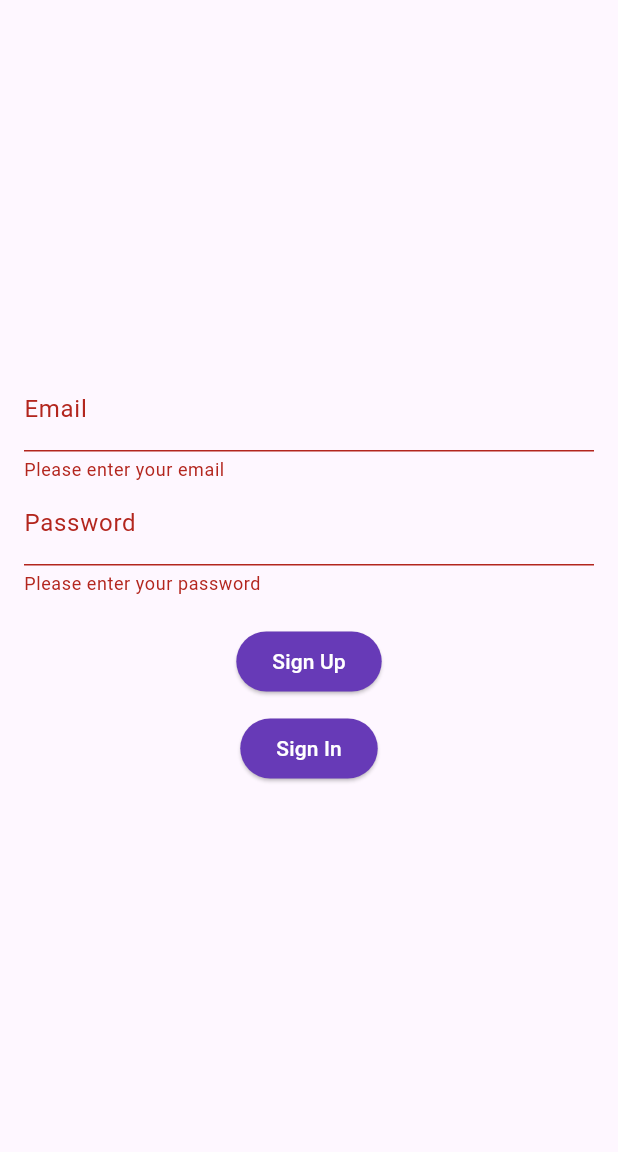
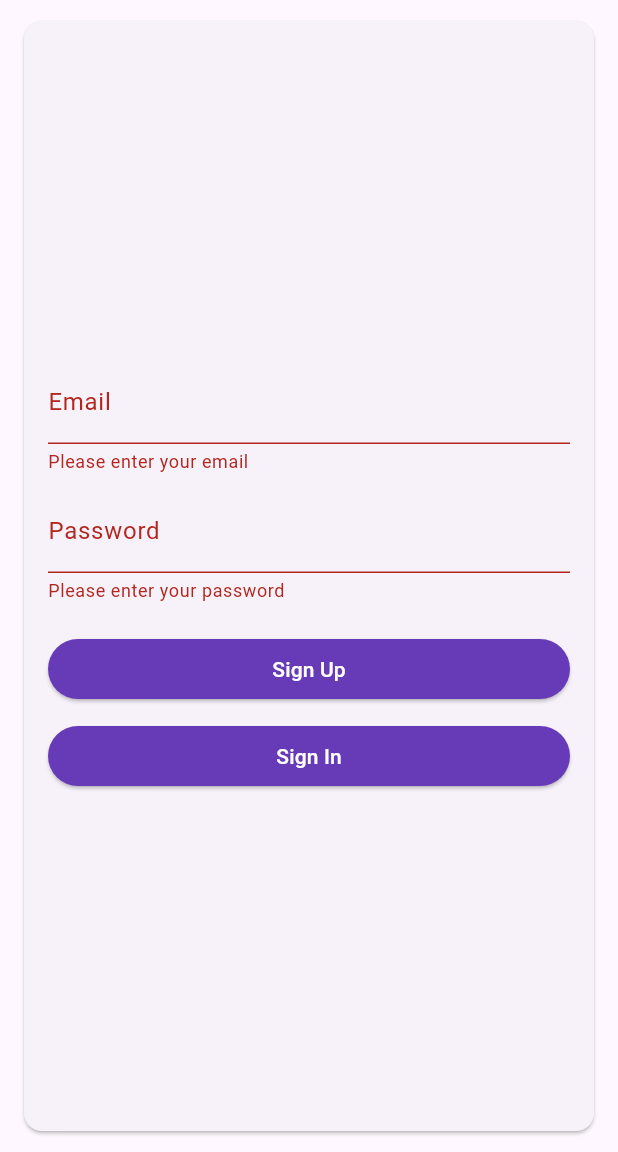
Before and after one commit to adarsh-fr/todoApp, a Flutter app: the screen it shows after launch, after a tap on "Sign Up", on a phone screen of 412 x 824 dp, the part 84-1236 px from its top. Run offline on Flutter 3.47's test engine with Material 3 defaults, Android fonts, the phone set to English and light mode, and no system bars; our stand-ins replace appwrite; network calls fail.

Commit message:
some improvements

```diff
--- a/lib/authentication_screen.dart
+++ b/lib/authentication_screen.dart
@@ -4,11 +4,13 @@ import 'package:todo_app/ids.dart';
 import 'todo_list_screen.dart';
 
 class AuthenticationScreen extends StatefulWidget {
+  const AuthenticationScreen({super.key});
+
   @override
-  _AuthenticationScreenState createState() => _AuthenticationScreenState();
+  AuthenticationScreenState createState() => AuthenticationScreenState();
 }
 
-class _AuthenticationScreenState extends State<AuthenticationScreen> {
+class AuthenticationScreenState extends State<AuthenticationScreen> {
   final Client appwriteClient = Client();
   final GlobalKey<FormState> _formKey = GlobalKey<FormState>();
   late String? email;
@@ -40,7 +42,23 @@ class _AuthenticationScreenState extends State<AuthenticationScreen> {
             builder: (context) => TodoListScreen(email: emailController.text)),
       );
     } catch (e) {
-      // Show error popup
+      showDialog(
+        context: context,
+        builder: (BuildContext context) {
+          return AlertDialog(
+            title: const Text('Sign Up Error'),
+            content: Text('An error occurred during sign up: $e'),
+            actions: <Widget>[
+              TextButton(
+                onPressed: () {
+                  Navigator.of(context).pop();
+                },
+                child: const Text('OK'),
+              ),
+            ],
+          );
+        },
+      );
     }
   }
 
@@ -56,7 +74,11 @@ class _AuthenticationScreenState extends State<AuthenticationScreen> {
             builder: (context) => TodoListScreen(email: emailController.text)),
       );
     } catch (e) {
-      // Show error popup
+      ScaffoldMessenger.of(context).showSnackBar(
+        SnackBar(
+          content: Text('An error occurred during sign in: $e'),
+        ),
+      );
     }
   }
 
@@ -64,16 +86,21 @@ class _AuthenticationScreenState extends State<AuthenticationScreen> {
   Widget build(BuildContext context) {
     return Scaffold(
       appBar: AppBar(
-        title: const Text('Todo: Organize yourself ;)',
-            style: TextStyle(color: Colors.white)),
+        title: const Text(
+          'Todo: Organize yourself ;)',
+          style: TextStyle(color: Colors.white),
+        ),
         backgroundColor: Colors.deepPurple, // Change app bar color
       ),
-      body: Padding(
+      body: Center(
+        child: Card(
+          margin: const EdgeInsets.symmetric(horizontal: 16.0, vertical: 14.0),
+          child: Padding(
             padding: const EdgeInsets.all(16.0),
             child: Form(
               key: _formKey,
               child: Column(
-            crossAxisAlignment: CrossAxisAlignment.center,
+                crossAxisAlignment: CrossAxisAlignment.stretch,
                 mainAxisAlignment: MainAxisAlignment.center,
                 children: <Widget>[
                   TextFormField(
@@ -87,6 +114,7 @@ class _AuthenticationScreenState extends State<AuthenticationScreen> {
                       return null;
                     },
                   ),
+                  const SizedBox(height: 10.0),
                   TextFormField(
                     controller: passwordController,
                     obscureText: true,
@@ -106,7 +134,7 @@ class _AuthenticationScreenState extends State<AuthenticationScreen> {
                       }
                     },
                     style: ElevatedButton.styleFrom(
-                  primary: Colors.deepPurple, // Change button color
+                      backgroundColor: Colors.deepPurple, // Change button color
                     ),
                     child: const Text('Sign Up',
                         style: TextStyle(color: Colors.white)),
@@ -119,12 +147,14 @@ class _AuthenticationScreenState extends State<AuthenticationScreen> {
                       }
                     },
                     style: ElevatedButton.styleFrom(
-                  primary: Colors.deepPurple, // Change button color
+                      backgroundColor: Colors.deepPurple, // Change button color
                     ),
                     child: const Text('Sign In',
                         style: TextStyle(color: Colors.white)),
                   ),
                 ],
+              ),
+            ),
           ),
         ),
       ),
--- a/lib/main.dart
+++ b/lib/main.dart
@@ -1,11 +1,18 @@
 import 'package:flutter/material.dart';
+import 'package:flutter/services.dart';
 import 'package:todo_app/authentication_screen.dart';
 
 void main() {
-  runApp(MyApp());
+  SystemChrome.setPreferredOrientations([
+    DeviceOrientation.portraitUp,
+    DeviceOrientation.portraitDown,
+  ]);
+  runApp(const MyApp());
 }
 
 class MyApp extends StatelessWidget {
+  const MyApp({super.key});
+
   @override
   Widget build(BuildContext context) {
     return MaterialApp(
@@ -13,7 +20,7 @@ class MyApp extends StatelessWidget {
       theme: ThemeData(
         primarySwatch: Colors.blue,
       ),
-      home: AuthenticationScreen(),
+      home: const AuthenticationScreen(),
     );
   }
 }
```
Also changed, not shown: lib/todo_list_screen.dart (+14 -12 lines). Lines whose indentation alone changed are shown as unchanged.
